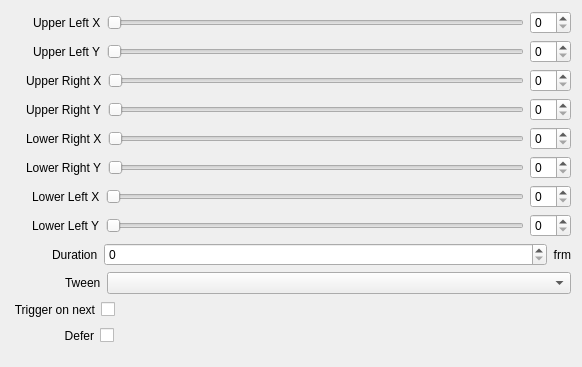
Above: src/Widgets/Inspector/InspectorPerspectiveWidget.ui from CasparCG/client before the change. Below: the same form after it.
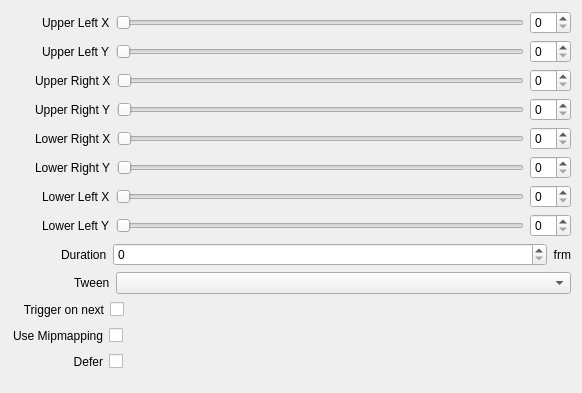
That is the form after the change.

```diff
--- a/src/Widgets/Inspector/InspectorPerspectiveWidget.ui
+++ b/src/Widgets/Inspector/InspectorPerspectiveWidget.ui
@@ -7,7 +7,7 @@
     <x>0</x>
     <y>0</y>
     <width>582</width>
-    <height>364</height>
+    <height>392</height>
    </rect>
   </property>
   <property name="sizePolicy">
@@ -29,7 +29,7 @@
        </property>
        <property name="sizeHint" stdset="0">
         <size>
-         <width>22</width>
+         <width>31</width>
          <height>20</height>
         </size>
        </property>
@@ -66,7 +66,7 @@
        </property>
        <property name="sizeHint" stdset="0">
         <size>
-         <width>22</width>
+         <width>31</width>
          <height>20</height>
         </size>
        </property>
@@ -103,7 +103,7 @@
        </property>
        <property name="sizeHint" stdset="0">
         <size>
-         <width>15</width>
+         <width>24</width>
          <height>20</height>
         </size>
        </property>
@@ -140,7 +140,7 @@
        </property>
        <property name="sizeHint" stdset="0">
         <size>
-         <width>15</width>
+         <width>24</width>
          <height>20</height>
         </size>
        </property>
@@ -177,7 +177,7 @@
        </property>
        <property name="sizeHint" stdset="0">
         <size>
-         <width>15</width>
+         <width>24</width>
          <height>20</height>
         </size>
        </property>
@@ -214,7 +214,7 @@
        </property>
        <property name="sizeHint" stdset="0">
         <size>
-         <width>15</width>
+         <width>24</width>
          <height>20</height>
         </size>
        </property>
@@ -251,7 +251,7 @@
        </property>
        <property name="sizeHint" stdset="0">
         <size>
-         <width>21</width>
+         <width>31</width>
          <height>20</height>
         </size>
        </property>
@@ -288,7 +288,7 @@
        </property>
        <property name="sizeHint" stdset="0">
         <size>
-         <width>21</width>
+         <width>31</width>
          <height>20</height>
         </size>
        </property>
@@ -325,7 +325,7 @@
        </property>
        <property name="sizeHint" stdset="0">
         <size>
-         <width>41</width>
+         <width>50</width>
          <height>20</height>
         </size>
        </property>
@@ -375,7 +375,7 @@
        </property>
        <property name="sizeHint" stdset="0">
         <size>
-         <width>54</width>
+         <width>63</width>
          <height>20</height>
         </size>
        </property>
@@ -412,7 +412,7 @@
        </property>
        <property name="sizeHint" stdset="0">
         <size>
-         <width>2</width>
+         <width>11</width>
          <height>20</height>
         </size>
        </property>
@@ -453,6 +453,59 @@
      </item>
     </layout>
    </item>
+   <item>
+    <layout class="QHBoxLayout" name="horizontalLayoutUseMipmap">
+     <item>
+      <spacer name="horizontalSpacerUseMipmap1">
+       <property name="orientation">
+        <enum>Qt::Horizontal</enum>
+       </property>
+       <property name="sizeType">
+        <enum>QSizePolicy::Fixed</enum>
+       </property>
+       <property name="sizeHint" stdset="0">
+        <size>
+         <width>2</width>
+         <height>20</height>
+        </size>
+       </property>
+      </spacer>
+     </item>
+     <item>
+      <widget class="QLabel" name="labelUseMipmap">
+       <property name="text">
+        <string>Use Mipmapping</string>
+       </property>
+       <property name="alignment">
+        <set>Qt::AlignRight|Qt::AlignTrailing|Qt::AlignVCenter</set>
+       </property>
+      </widget>
+     </item>
+     <item>
+      <widget class="QCheckBox" name="checkBoxUseMipmap">
+       <property name="layoutDirection">
+        <enum>Qt::RightToLeft</enum>
+       </property>
+       <property name="text">
+        <string/>
+       </property>
+      </widget>
+     </item>
+     <item>
+      <spacer name="horizontalSpacerUseMipmap2">
+       <property name="orientation">
+        <enum>Qt::Horizontal</enum>
+       </property>
+       <property name="sizeHint" stdset="0">
+        <size>
+         <width>40</width>
+         <height>20</height>
+        </size>
+       </property>
+      </spacer>
+     </item>
+    </layout>
+   </item>
    <item>
     <layout class="QHBoxLayout" name="horizontalLayoutDefer">
      <item>
@@ -465,7 +518,7 @@
        </property>
        <property name="sizeHint" stdset="0">
         <size>
-         <width>53</width>
+         <width>62</width>
          <height>20</height>
         </size>
        </property>
```
Left out of the diff: 39 changed lines with no effect on the pictures.
